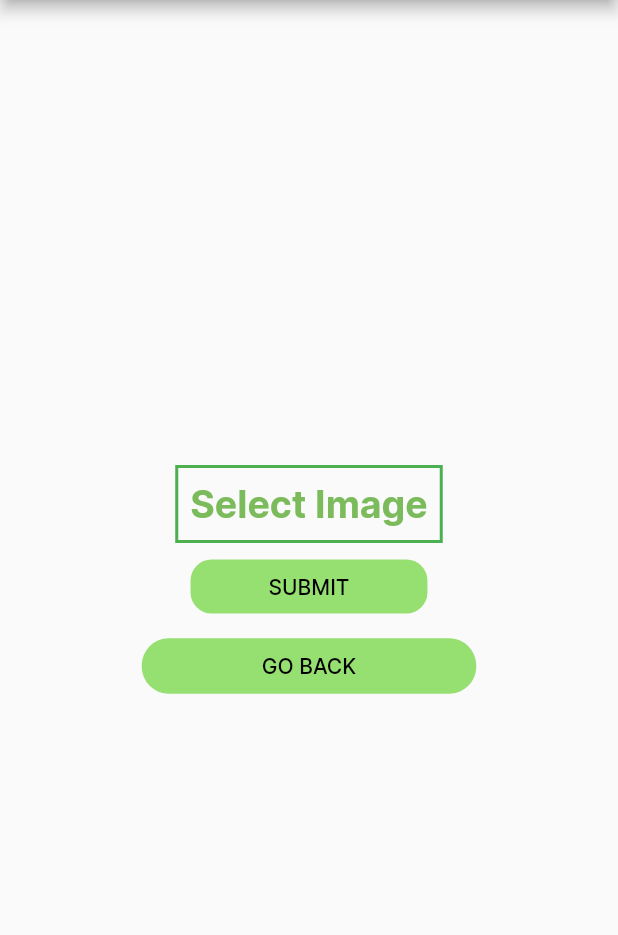
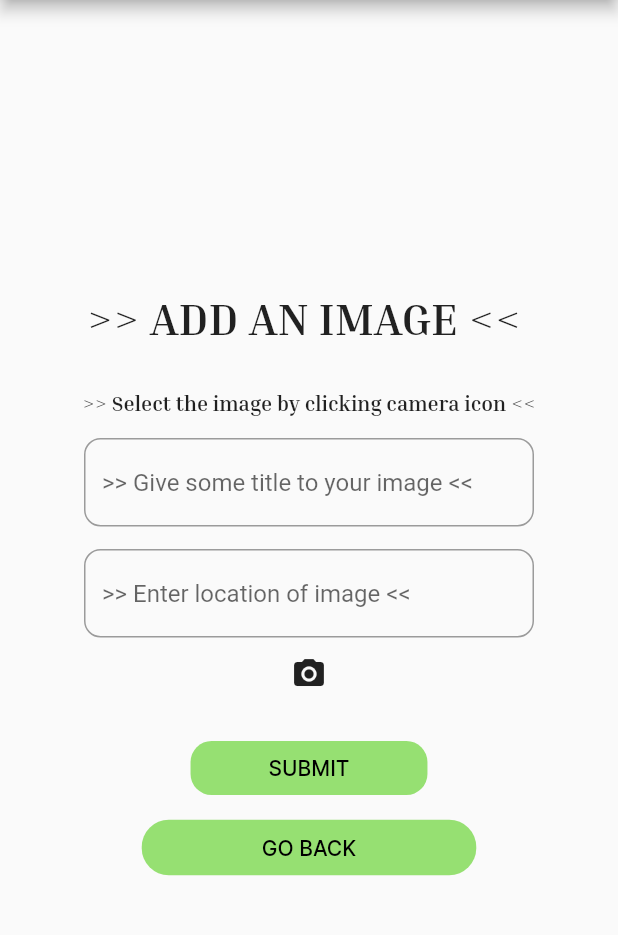
Before and after one commit to AaliyahBeg/Team-TATVA, a Flutter app: the ImagePickerExample screen opened directly, on a phone screen of 412 x 824 dp, the part 84-1019 px from its top. Run offline on Flutter 3.47's test engine with Material 2 defaults, Android fonts, the light colour scheme and no system bars; our stand-ins replace carousel_slider, cloud_firestore, firebase_core, firebase_database, firebase_storage, image_picker and 1 more; accounts and stored records are empty; network calls fail.

Commit message:
Upload image on backend done

```diff
--- a/lib/petition/petition_upload_img_4_.dart
+++ b/lib/petition/petition_upload_img_4_.dart
@@ -2,15 +2,20 @@ import 'dart:io';
 import 'package:environment_app/petition/my_petition_5_.dart';
 import 'package:environment_app/petition/user_detail_petition.dart';
 import 'package:firebase_database/firebase_database.dart';
+import 'package:cloud_firestore/cloud_firestore.dart';
 import 'package:flutter/material.dart';
-import 'package:cloud_firestore/cloud_firestore.dart';
 import 'package:image_picker/image_picker.dart';
 import 'package:firebase_storage/firebase_storage.dart';
 
-void main() => runApp(MyApp());
+void main() => runApp(ImagePickerExample());
 
 class MyApp extends StatelessWidget {
+     MyApp({Key? key}) : super(key: key);
+
+
+
   late DatabaseReference dbRef;
+
   @override
   Widget build(BuildContext context) {
     return MaterialApp(
@@ -22,11 +27,18 @@ class MyApp extends StatelessWidget {
 }
 
 class ImagePickerExample extends StatefulWidget {
+  ImagePickerExample({Key? key}) : super(key: key);
+
   @override
   _ImagePickerExampleState createState() => _ImagePickerExampleState();
 }
 
 class _ImagePickerExampleState extends State<ImagePickerExample> {
+    String textNote1="Poluted water";// title_of_img
+    String textNote2=""; // pathurl
+    String textNote3='Dwarka Sector-5';  //location
+   CollectionReference user = FirebaseFirestore.instance.collection('user');
+
   File? _pickedImage;
   File? _pickedVideo;
 
@@ -46,7 +58,9 @@ class _ImagePickerExampleState extends State<ImagePickerExample> {
     });
   }
 
+  String imageUrl='';
   @override
+     late UploadTask pathurl;
   Widget build(BuildContext context) {
     return Scaffold(
       appBar: AppBar(
@@ -59,7 +73,144 @@ class _ImagePickerExampleState extends State<ImagePickerExample> {
         child: SingleChildScrollView(
           child: Column(
             mainAxisAlignment: MainAxisAlignment.center,
+
             children: <Widget>[
+                 Container(
+              margin: EdgeInsets.symmetric(horizontal: 25, vertical: 15),
+              child: Text(
+                " >> ADD AN IMAGE <<  ",
+
+                textAlign: TextAlign.left,
+                style: TextStyle(
+                  fontFamily: 'Inria',
+                  fontSize: 30,
+                  fontWeight: FontWeight.bold,
+                ),
+              ),
+            ),
+              Container(
+              margin: EdgeInsets.symmetric(horizontal: 25, vertical: 15),
+              child: Text(
+                ">> Select the image by clicking camera icon <<",
+
+                textAlign: TextAlign.left,
+                style: TextStyle(
+                  fontFamily: 'Inria',
+                  fontSize: 14,
+                  fontWeight: FontWeight.bold,
+                ),
+              ),
+            ),
+
+                Container(
+              width: 300,
+              child: Column(
+                mainAxisAlignment: MainAxisAlignment.center,
+                children: [
+
+                  TextField(
+                    onChanged: (value){
+                     textNote1=value;
+                    },
+
+                    decoration: InputDecoration(
+
+                      hintText: ">> Give some title to your image <<",
+                      focusedBorder: OutlineInputBorder(
+                        borderRadius: BorderRadius.circular(11),
+                        borderSide: BorderSide(
+                          color: Colors.black54,
+                          width: 1.5,
+                        ),
+                      ),
+                      border: OutlineInputBorder(
+                        borderRadius: BorderRadius.circular(11),
+                        borderSide: BorderSide(
+                          color: Colors.black54,
+                          width: 1.5,
+                        ),
+                      ),
+                    ),
+                  ),
+                ],
+              ),
+            ),
+
+
+           SizedBox(height: 15),
+           Container(
+              width: 300,
+              child: Column(
+                mainAxisAlignment: MainAxisAlignment.center,
+                children: [
+
+                  TextField(
+                    onChanged: (value){
+                     textNote3=value;
+                    },
+
+                    decoration: InputDecoration(
+
+                      hintText: ">> Enter location of image <<",
+                      focusedBorder: OutlineInputBorder(
+                        borderRadius: BorderRadius.circular(11),
+                        borderSide: BorderSide(
+                          color: Colors.black54,
+                          width: 1.5,
+                        ),
+                      ),
+                      border: OutlineInputBorder(
+                        borderRadius: BorderRadius.circular(11),
+                        borderSide: BorderSide(
+                          color: Colors.black54,
+                          width: 1.5,
+                        ),
+                      ),
+                    ),
+                  ),
+                ],
+              ),
+            ),
+
+              IconButton(onPressed: () async
+              {
+                //1.(Pick Image ) Installing the image picker and import the corresponding library
+                ImagePicker imagePicker=ImagePicker();
+                XFile? file=await imagePicker.pickImage(source:ImageSource.camera);
+                // print(`${file.path}`);
+                print('${file?.path}');
+
+                if(file==null) return;
+
+                //import dart:core
+                String uniqueFileName=DateTime.now().millisecondsSinceEpoch.toString();
+
+                 //2. Get a reference to storage root
+                Reference referenceRoot=FirebaseStorage.instance.ref();
+                Reference referenceDirimages=referenceRoot.child('images');
+
+                //3.Create a reference for the image to be stored
+                Reference referenceImageToUpload=referenceDirimages.child(uniqueFileName);
+
+                //Handle errors/success
+                try{
+                  //Store the file
+                  await referenceImageToUpload.putFile(File(file.path));
+                  //Success:get the download URL
+                  imageUrl=await referenceImageToUpload.getDownloadURL();
+                  textNote2=imageUrl;
+
+                }
+                catch(error){
+
+                }
+                //Store the file
+
+                pathurl=referenceImageToUpload.putFile(File(file!.path));
+
+
+              },icon:Icon(Icons.camera_alt),
+              ),
               if (_pickedImage != null) ...[
                 Image.file(_pickedImage!),
                 const SizedBox(height: 10),
@@ -71,36 +222,17 @@ class _ImagePickerExampleState extends State<ImagePickerExample> {
                 Text('Selected Video'),
               ],
               SizedBox(height: 10),
-              Container(
-                decoration: BoxDecoration(
-                  border: Border.all(
-                    color: Colors.green,
-                    width: 2.0,
-                  ),
-                ),
-                child: TextButton(
-                  onPressed: _pickImage,
-                  child: Text(
-                    'Select Image',
-                    style: TextStyle(
-                      fontFamily: 'Inter',
-                      color: Color.fromARGB(255, 123, 187, 91),
-                      fontSize: 25,
-                      fontWeight: FontWeight.bold,
-                    ),
-                  ),
-                ),
-              ),
+
               SizedBox(height: 5),
 
               TextButton(
                 onPressed: () async {
-                  // save data to firebase
-                  (
-                    {
+                await user.add({
+                 'Stitle_of_img':textNote1,
+                 'pathurl':textNote2,
+                 'location':textNote3,
 
-                    }
-                  )  ;
+                  }).then((value)=>print('User added'));
                   Navigator.push(
                       context,
                       MaterialPageRoute(
@@ -160,84 +292,3 @@ class _ImagePickerExampleState extends State<ImagePickerExample> {
     );
   }
 }
-
-
-
-
-
-// import 'dart:io';
-// import 'package:flutter/material.dart';
-// import 'package:image_picker/image_picker.dart';
-// import 'package:firebase_storage/firebase_storage.dart';
-
-// class ImageUploader extends StatefulWidget {
-//   @override
-//   _ImageUploaderState createState() => _ImageUploaderState();
-// }
-
-// class _ImageUploaderState extends State<ImageUploader> {
-//   File? _imageFile;
-
-//   // Function to pick an image from the gallery
-//   Future<void> _pickImage() async {
-//     final picker = ImagePicker();
-//     final pickedFile = await picker.getImage(source: ImageSource.gallery);
-//     setState(() {
-//       _imageFile = File(pickedFile!.path);
-//     });
-//   }
-
-//   // Function to upload the selected image to Firebase Storage
-//   Future<void> _uploadImage() async {
-//     if (_imageFile == null) {
-//       // No image file is selected
-//       return;
-//     }
-
-//     // Create a Firebase Storage reference
-//     final storageRef = FirebaseStorage.instance.ref().child('images/image.jpg');
-
-//     // Upload file to storage reference
-//     final uploadTask = storageRef.putFile(_imageFile!);
-//     final snapshot = await uploadTask.whenComplete(() {});
-
-//     // Get the download URL of the uploaded file
-//     final downloadUrl = await snapshot.ref.getDownloadURL();
-
-//     // Print the download URL
-//     print(downloadUrl);
-//   }
-
-//   @override
-//   Widget build(BuildContext context) {
-//     return Scaffold(
-//       appBar: AppBar(
-//         title: Text('Image Uploader'),
-//       ),
-//       body: Center(
-//         child: SingleChildScrollView(
-//           child: Column(
-//             mainAxisAlignment: MainAxisAlignment.center,
-//             children: <Widget>[
-//               if (_imageFile != null) ...[
-//                 Image.file(_imageFile!),
-//                 const SizedBox(height: 10),
-//                 Text('Selected Image'),
-//               ],
-//               SizedBox(height: 10),
-//               ElevatedButton(
-//                 onPressed: _pickImage,
-//                 child: Text('Select Image'),
-//               ),
-//               SizedBox(height: 10),
-//               ElevatedButton(
-//                 onPressed: _uploadImage,
-//                 child: Text('Upload Image'),
-//               ),
-//             ],
-//           ),
-//         ),
-//       ),
-//     );
-//   }
-// }
--- a/lib/petition/petitions_1_.dart
+++ b/lib/petition/petitions_1_.dart
@@ -12,6 +12,7 @@ final List<String> imgs = [
 
 class Petitions extends StatelessWidget {
   const Petitions({Key? key}) : super(key: key);
+
 
 
   @override
--- a/lib/petition/raise_petition_2_.dart
+++ b/lib/petition/raise_petition_2_.dart
@@ -5,9 +5,12 @@ import 'package:flutter/material.dart';
 import 'package:url_launcher/url_launcher.dart';
 import 'package:environment_app/petition/raise_petition_2_.dart';
 
-class RaisePetition extends StatelessWidget {
+ class RaisePetition extends StatelessWidget {
   RaisePetition({Key? key}) : super(key: key);
-  CollectionReference user = FirebaseFirestore.instance.collection('user');
+  final CollectionReference user = FirebaseFirestore.instance.collection('user');
+
+
+
   String textNote='Pollution';
   @override
 
--- a/lib/petition/raise_petition_3.dart
+++ b/lib/petition/raise_petition_3.dart
@@ -8,7 +8,7 @@ import 'package:environment_app/petition/raise_petition_3.dart';
 
 class Petition_form extends StatelessWidget {
    Petition_form({Key? key}) : super(key: key);
-  CollectionReference user = FirebaseFirestore.instance.collection('user');
+   CollectionReference user = FirebaseFirestore.instance.collection('user');
     String textNote1='Local';
     String textNote2='Environment';
     String textNote3='Polluted Drinking water supply in our area';
```
